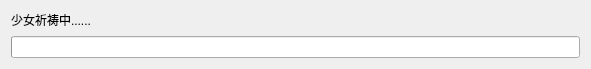
First picture: the form in src/UI/LoadingPage/LoadingPage.ui, repository FunnyAWM/MusicSyncTool, before the edit.
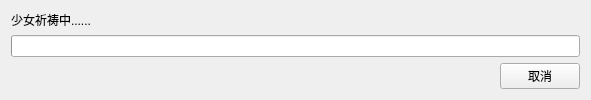
Second picture: the form after the edit.

Commit message: feat: 复制进度条下方新增取消按钮，当前歌曲复制完成后停止

What changed in the file:
```diff
--- a/src/UI/LoadingPage/LoadingPage.ui
+++ b/src/UI/LoadingPage/LoadingPage.ui
@@ -7,7 +7,7 @@
     <x>0</x>
     <y>0</y>
     <width>591</width>
-    <height>69</height>
+    <height>96</height>
    </rect>
   </property>
   <property name="windowTitle">
@@ -59,8 +59,32 @@
      </property>
     </widget>
    </item>
-  </layout>
- </widget>
+   <item row="3" column="0" colspan="2">
+    <layout class="QHBoxLayout" name="cancelRowLayout">
+     <item>
+      <spacer name="cancelSpacer">
+       <property name="orientation">
+        <enum>Qt::Orientation::Horizontal</enum>
+       </property>
+       <property name="sizeHint" stdset="0">
+        <size>
+         <width>40</width>
+         <height>20</height>
+        </size>
+       </property>
+      </spacer>
+     </item>
+     <item>
+      <widget class="QPushButton" name="cancelButton">
+       <property name="text">
+        <string>取消</string>
+       </property>
+      </widget>
+     </item>
+    </layout>
+   </item>
+   </layout>
+   </widget>
  <layoutdefault spacing="6" margin="11"/>
  <resources/>
  <connections/>
```
The commit also changes 12 other files.
